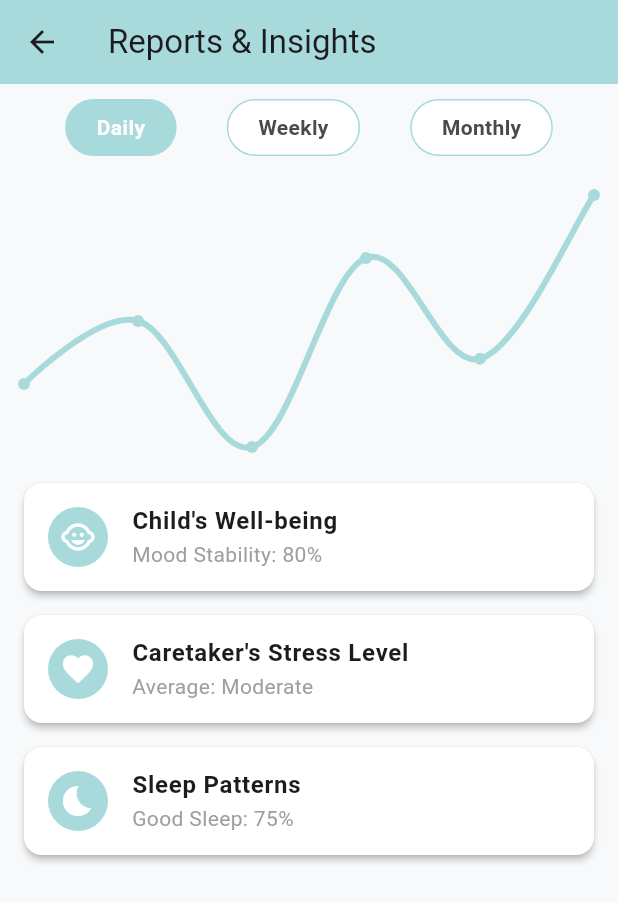
After one commit to piyara99/testapp1, a Flutter app: the ReportsInsightsPage screen opened directly, on a phone screen of 412 x 824 dp. The commit adds this screen. Shown: the top 902 px of the screen. Run offline on Flutter 3.47's test engine with Material 3 defaults, Android fonts, the light colour scheme and no system bars; drawn by our look-alikes of fl_chart.

Commit message:
added reports page

```diff
--- /dev/null
+++ b/lib/reports_insights_page.dart
@@ -0,0 +1,146 @@
+import 'package:flutter/material.dart';
+import 'package:fl_chart/fl_chart.dart';
+
+class ReportsInsightsPage extends StatefulWidget {
+  const ReportsInsightsPage({super.key});
+
+  @override
+  ReportsInsightsPageState createState() => ReportsInsightsPageState();
+}
+
+class ReportsInsightsPageState extends State<ReportsInsightsPage> {
+  String selectedTab = "Daily"; // Default tab
+
+  @override
+  Widget build(BuildContext context) {
+    return Scaffold(
+      backgroundColor: const Color(0xFFF7F9FB), // App background color
+      appBar: AppBar(
+        title: const Text("Reports & Insights"),
+        backgroundColor: const Color(0xFFA8DADC), // App theme color
+      ),
+      body: Column(
+        children: [
+          // Tab Selection (Daily, Weekly, Monthly)
+          Padding(
+            padding: const EdgeInsets.all(10.0),
+            child: Row(
+              mainAxisAlignment: MainAxisAlignment.spaceEvenly,
+              children:
+                  ["Daily", "Weekly", "Monthly"].map((tab) {
+                    return GestureDetector(
+                      onTap: () {
+                        setState(() {
+                          selectedTab = tab;
+                        });
+                      },
+                      child: Container(
+                        padding: const EdgeInsets.symmetric(
+                          vertical: 8,
+                          horizontal: 20,
+                        ),
+                        decoration: BoxDecoration(
+                          color:
+                              selectedTab == tab
+                                  ? const Color(0xFFA8DADC)
+                                  : Colors.white,
+                          borderRadius: BorderRadius.circular(20),
+                          border: Border.all(color: const Color(0xFFA8DADC)),
+                        ),
+                        child: Text(
+                          tab,
+                          style: TextStyle(
+                            color:
+                                selectedTab == tab
+                                    ? Colors.white
+                                    : const Color(0xFF4A4A4A),
+                            fontWeight: FontWeight.bold,
+                          ),
+                        ),
+                      ),
+                    );
+                  }).toList(),
+            ),
+          ),
+
+          // Display Data based on Selected Tab
+          Expanded(
+            child: SingleChildScrollView(
+              child: Column(
+                children: [
+                  _buildChart(), // Chart for insights
+                  _buildSummaryCard(
+                    "Child's Well-being",
+                    "Mood Stability: 80%",
+                    Icons.child_care,
+                  ),
+                  _buildSummaryCard(
+                    "Caretaker's Stress Level",
+                    "Average: Moderate",
+                    Icons.favorite,
+                  ),
+                  _buildSummaryCard(
+                    "Sleep Patterns",
+                    "Good Sleep: 75%",
+                    Icons.bedtime,
+                  ),
+                ],
+              ),
+            ),
+          ),
+        ],
+      ),
+    );
+  }
+
+  // Function to build a simple line chart
+  Widget _buildChart() {
+    return SizedBox(
+      height: 200,
+      child: Padding(
+        padding: const EdgeInsets.all(16.0),
+        child: LineChart(
+          LineChartData(
+            gridData: FlGridData(show: false),
+            titlesData: FlTitlesData(show: false),
+            borderData: FlBorderData(show: false),
+            lineBarsData: [
+              LineChartBarData(
+                spots: [
+                  const FlSpot(0, 3),
+                  const FlSpot(1, 3.5),
+                  const FlSpot(2, 2.5),
+                  const FlSpot(3, 4),
+                  const FlSpot(4, 3.2),
+                  const FlSpot(5, 4.5),
+                ],
+                isCurved: true,
+                color: const Color(0xFFA8DADC), // App theme color
+                barWidth: 4,
+                belowBarData: BarAreaData(show: false),
+              ),
+            ],
+          ),
+        ),
+      ),
+    );
+  }
+
+  // Function to build summary cards
+  Widget _buildSummaryCard(String title, String value, IconData icon) {
+    return Card(
+      color: Colors.white,
+      margin: const EdgeInsets.symmetric(vertical: 8, horizontal: 16),
+      shape: RoundedRectangleBorder(borderRadius: BorderRadius.circular(12)),
+      elevation: 2,
+      child: ListTile(
+        leading: CircleAvatar(
+          backgroundColor: const Color(0xFFA8DADC), // Theme color
+          child: Icon(icon, color: Colors.white),
+        ),
+        title: Text(title, style: const TextStyle(fontWeight: FontWeight.bold)),
+        subtitle: Text(value, style: const TextStyle(color: Colors.grey)),
+      ),
+    );
+  }
+}
--- a/pubspec.yaml
+++ b/pubspec.yaml
@@ -35,6 +35,7 @@ dependencies:
   # The following adds the Cupertino Icons font to your application.
   # Use with the CupertinoIcons class for iOS style icons.
   cupertino_icons: ^1.0.8
+  fl_chart: ^0.70.2
 
 dev_dependencies:
   flutter_test:
```
Also changed, not shown: lib/caregiver_dashboard.dart (+25 -1 lines), lib/settings_page.dart (added, +151 -0 lines), pubspec.lock.
